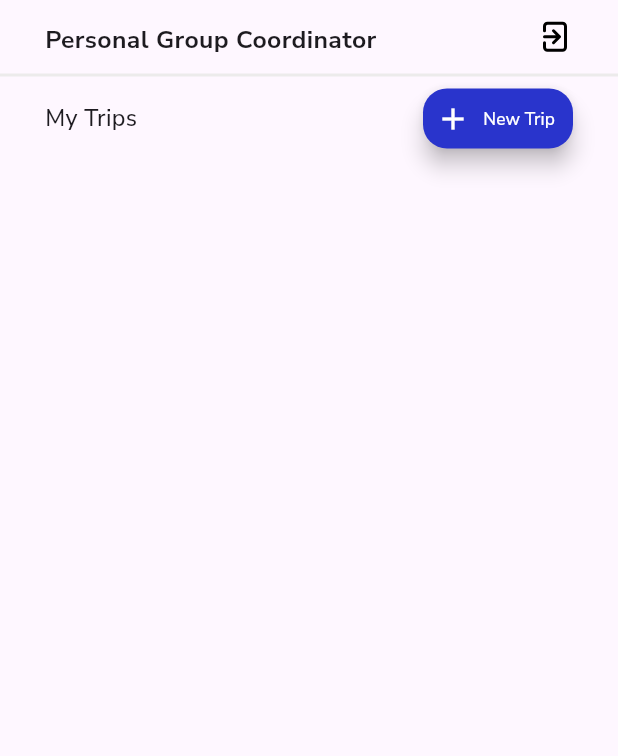
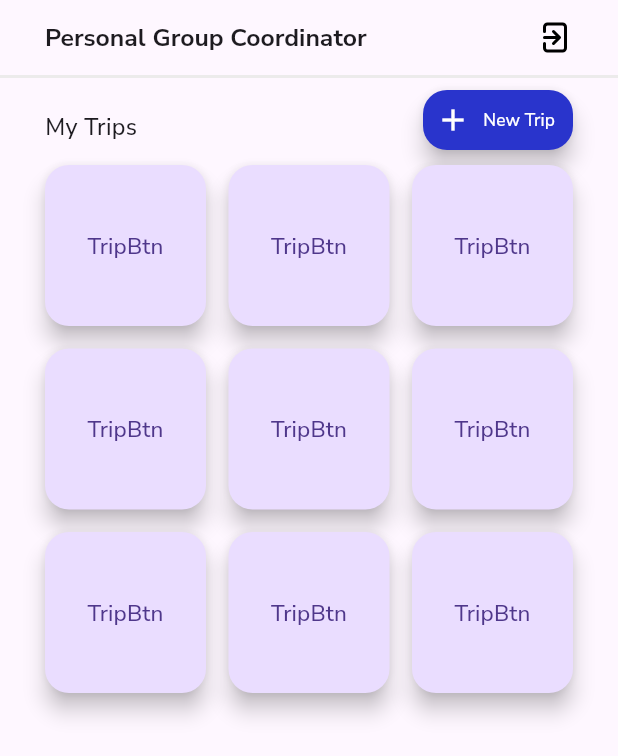
Before and after one commit to AsherHoltham/PGC_UI_repo, a Flutter app: the screen it shows after launch, on a phone screen of 412 x 824 dp. Shown: the top 756 px of the screen. Run offline on Flutter 3.47's test engine with Material 3 defaults, Android fonts, the phone set to English and light mode, and no system bars; our stand-ins replace flutter_svg, google_fonts.

Commit message:
Added Buttons for the trips without formatting and included scrollable page and appBar

```diff
--- a/pgc_scaffold/lib/main.dart
+++ b/pgc_scaffold/lib/main.dart
@@ -34,68 +34,127 @@ class _MyPGCState extends State<PersonalGroupCoordinatorPage> {
   @override
   Widget build(BuildContext context) {
     return Scaffold(
-        appBar: AppBar(
+      body: NestedScrollView(
+        headerSliverBuilder: (BuildContext context, bool innerBoxIsScrolled) {
+          return <Widget>[
+            SliverAppBar(
               toolbarHeight: 50,
-            centerTitle: false,
-            leading: Padding(
-              padding: const EdgeInsets.only(left: 30.0, top: 15.0),
-              child: Text(
+              floating: false,
+              pinned: false, // keeps a portion of the app bar visible if desired
+              titleSpacing: 30.0,
+              title: Text(
                 'Personal Group Coordinator',
                 style: TextStyle(fontSize: 16.5, fontWeight: FontWeight.bold),
               ),
-            ),
-            leadingWidth: 300,
               bottom: PreferredSize(
-              preferredSize: Size.fromHeight(1.0),
+                preferredSize: Size.fromHeight(2.0),
                 child: Container(
-                color: const Color.fromARGB(255, 236, 235, 235),
+                  color: Color.fromARGB(255, 236, 235, 235),
                   height: 2.0,
                 ),
               ),
               actions: [
-              Container(
-                margin: EdgeInsets.only(right: 30.0),
-                child: SvgPicture.asset("assets/icons/sign_out.svg",
+                Padding(
+                  padding: EdgeInsets.only(right: 30.0),
+                  child: SvgPicture.asset(
+                    "assets/icons/sign_out.svg",
                     colorFilter: ColorFilter.mode(
-                        Color.fromARGB(255, 0, 0, 0), BlendMode.srcIn)),
+                        Color.fromARGB(255, 0, 0, 0), BlendMode.srcIn),
                   ),
-            ]),
+                ),
+              ],
+            )
+          ];
+        },
         body: Padding(
           padding: const EdgeInsets.only(top: 8.0, left: 30.0, right: 30.0),
           child: Column(
             crossAxisAlignment: CrossAxisAlignment.stretch,
             children: [
-                  Row(children: [
-                    Text("My Trips",
-                        style: TextStyle(
-                            fontSize: 15.5, fontWeight: FontWeight.w500)),
-                    const Spacer(),
-                    SizedBox(
+              Row(
+                children: [
+                  Text(
+                    "My Trips",
+                    style:
+                        TextStyle(fontSize: 15.5, fontWeight: FontWeight.w500),
+                  ),
+                  Spacer(),
+                  Padding(
+                    padding: const EdgeInsets.only(bottom: 10.0),
+                    child: SizedBox(
                       width: 100.0,
                       height: 40.0,
                       child: FloatingActionButton(
-                            onPressed: () => {},
-                            backgroundColor:
-                                const Color.fromARGB(255, 41, 52, 204),
-                            child: Row(children: [
+                        onPressed: () {},
+                        backgroundColor: Color.fromARGB(255, 41, 52, 204),
+                        child: Row(
+                          children: [
                             Padding(
                               padding: const EdgeInsets.only(left: 8.0),
-                                  child: const Icon(Icons.add,
-                                      color:
-                                          Color.fromARGB(255, 255, 255, 255))),
-                              const Spacer(),
+                              child: Icon(Icons.add, color: Colors.white),
+                            ),
+                            Spacer(),
                             Padding(
                               padding: const EdgeInsets.only(right: 12.0),
-                                child: Text("New Trip",
+                              child: Text(
+                                "New Trip",
                                 style: TextStyle(
                                   fontSize: 11.5,
-                                        color: const Color.fromARGB(
-                                            255, 255, 255, 255))),
+                                  color: Colors.white,
+                                ),
+                              ),
                             )
-                            ])))
-                  ]),
+                          ],
+                        ),
+                      ),
+                    ),
+                  )
+                ],
+              ),
+              Expanded(
+                child: GridView.count(
+                  crossAxisCount: 3,
+                  mainAxisSpacing: 15,
+                  crossAxisSpacing: 15,
+                  padding: EdgeInsets.only(bottom: 20.0),
+                  children: [
+                    TripBtn(),
+                    TripBtn(),
+                    TripBtn(),
+                    TripBtn(),
+                    TripBtn(),
+                    TripBtn(),
+                    TripBtn(),
+                    TripBtn(),
+                    TripBtn(),
 
-
-                ])));
+                  ],
+                ),
+              ),
+            ],
+          ),
+        ),
+      ),
+    );
   }
 }
+
+class TripBtn extends StatefulWidget {
+  TripBtn();
+  @override
+  TripBtnState createState() => TripBtnState();
+}
+
+class TripBtnState extends State<TripBtn> {
+  @override
+  Widget build(BuildContext context) {
+    return Container(
+        child: FloatingActionButton(
+      onPressed: () => {},
+      child: Text("TripBtn",
+          style: TextStyle(
+            fontSize: 15,
+          )),
+    ));
+  }
+}
```
Lines whose indentation alone changed are shown as unchanged.
